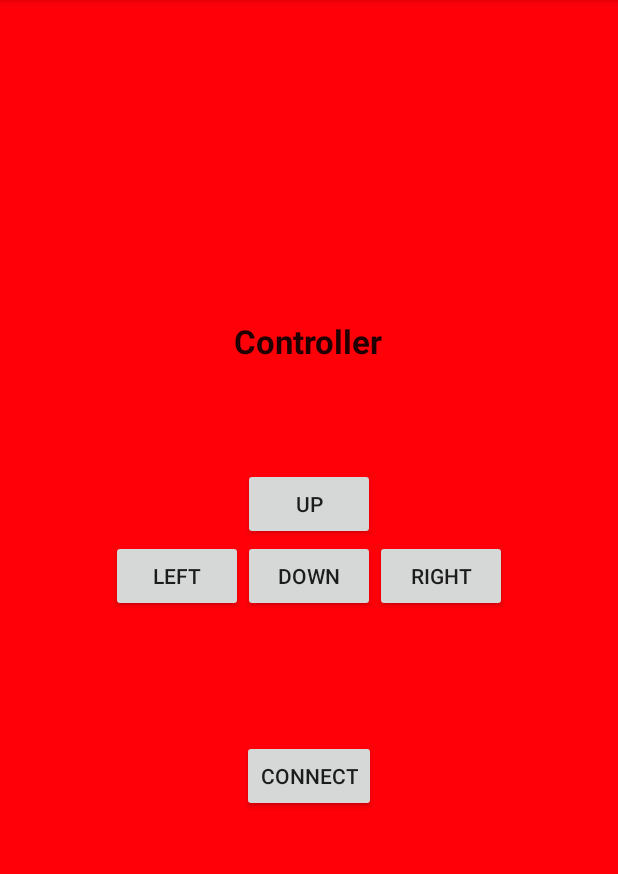
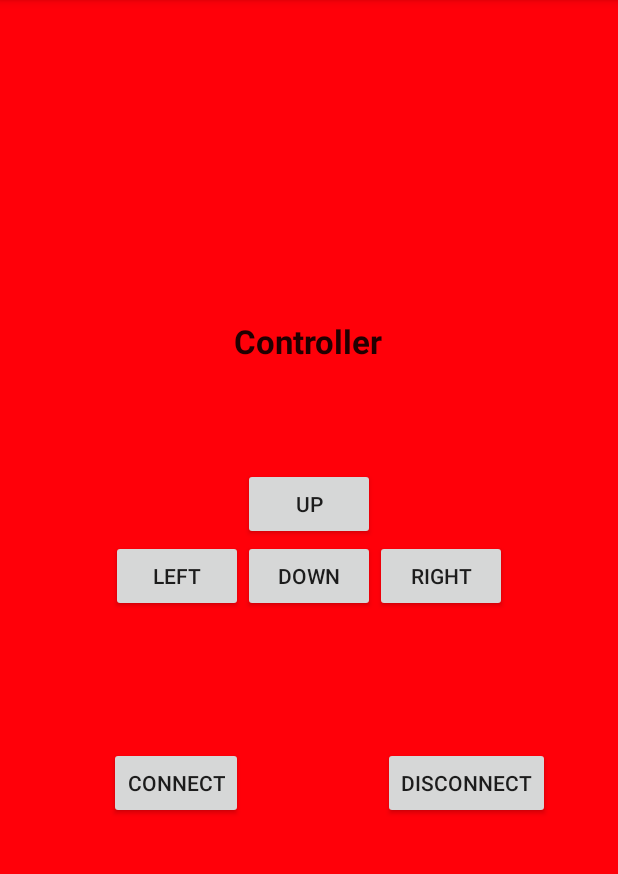
Before and after one commit to Jooster2/SmashCars, an Android app: the screen it shows after launch (MainActivity), after a tap on "CONNECT", on a phone screen of 412 x 824 dp, the part 84-958 px from its top. Run offline under Robolectric (Android 15) with nearby library versions, the light colour scheme and no system bars.

Commit message:
Small changes in main fragment, to allow easy combinations of commands
Signed-off-by: Jooster2 <joakim.schmidt@gmail.com>

```diff
--- a/controller/app/src/main/java/com/smashcars/MainActivity.java
+++ b/controller/app/src/main/java/com/smashcars/MainActivity.java
@@ -14,8 +14,7 @@ public class MainActivity extends AppCompatActivity
 {
     private static final int REQUEST_ENABLE_BT = 1;
     private static final String TAG = "mainactivity";
-    //private CircleBuffer commandBuffer;
-    CircularArray<Integer> commandBuffer;
+    CircularArray<Short> commandBuffer;
     @Override
     protected void onCreate(Bundle savedInstanceState)
     {
@@ -81,7 +80,7 @@ public class MainActivity extends AppCompatActivity
      * @param v view that called this
      */
     public void connectNow(View v) {
-        Log.i(TAG, "connectbutton pressed");
+        Log.i(TAG, "connect-button pressed");
         if(!BluetoothHandler.getInstance().isEnabled()) {
             Log.i(TAG, "Bluetooth disabled, enabling it now");
             Intent enableBtIntent = new Intent(BluetoothAdapter.ACTION_REQUEST_ENABLE);
@@ -91,10 +90,15 @@ public class MainActivity extends AppCompatActivity
         }
     }
 
+    public void disconnect(View v) {
+        Log.i(TAG, "disconnect-button pressed");
+        BluetoothHandler.getInstance().disconnect();
+    }
+
     public void addCommand(int cmd)
     {
         Log.i(TAG, "Adding command to buffer");
-        commandBuffer.add(cmd);
+        commandBuffer.add((short)cmd);
 
 
     }
@@ -103,7 +107,7 @@ public class MainActivity extends AppCompatActivity
      * @return char-array with commands
      */
 
-    public Integer getControllerCommand() {
+    public Short getControllerCommand() {
         Log.i(TAG, "Returning controller command");
         return commandBuffer.getNext();
     }
--- a/controller/app/src/main/java/com/smashcars/MainFragment.java
+++ b/controller/app/src/main/java/com/smashcars/MainFragment.java
@@ -3,6 +3,7 @@ package com.smashcars;
 import android.app.Fragment;
 import android.os.Bundle;
 import android.support.annotation.Nullable;
+import android.util.Log;
 import android.view.LayoutInflater;
 import android.view.View;
 import android.view.ViewGroup;
@@ -17,7 +18,18 @@ import android.content.Context;
  */
 public class MainFragment extends Fragment
 {
-    private CircleBuffer commandBuffer;
+    private static final int SERVO = 0;
+    private static final int TURN_LEFT = 135;
+    private static final int TURN_RIGHT = 45;
+    private static final int MOTOR = 256;
+    private static final int STOP = 0;
+    private static final int ACCELERATE = 180;
+    private static final int DIR_FORWARD = 0;
+    private static final int BACKWARD = 512;
+    private static final int BRAKE_OFF = 0;
+    private static final int BRAKE_ON = 1024;
+
+    private static final String TAG = "mainfragment";
 
     @Nullable
     @Override
@@ -30,7 +42,7 @@ public class MainFragment extends Fragment
         {
 
             Context context = getActivity();
-            CharSequence text = "GO FORWARD!";
+            CharSequence text = "GO DIR_FORWARD!";
             int duration = Toast.LENGTH_SHORT;
 
             Toast toast = Toast.makeText(context, text, duration);
@@ -46,7 +58,8 @@ public class MainFragment extends Fragment
                     case MotionEvent.ACTION_DOWN:
                         if (mHandler != null) return true;
                         mHandler = new Handler();
-                        mHandler.postDelayed(mAction, 0);
+                        Log.i(TAG, "Forwards");
+                        mHandler.postDelayed(mAction, 50);
                         break;
                     case MotionEvent.ACTION_UP:
                         if (mHandler == null) return true;
@@ -63,7 +76,7 @@ public class MainFragment extends Fragment
                public void run()
                 {
                     toast.show();
-                    ((MainActivity)getActivity()).addCommand(256+10);
+                    ((MainActivity)getActivity()).addCommand(MOTOR + DIR_FORWARD + BRAKE_OFF + ACCELERATE);
                     mHandler.postDelayed(this, 0);
                 }
             };
@@ -89,7 +102,8 @@ public class MainFragment extends Fragment
                     case MotionEvent.ACTION_DOWN:
                         if (mHandler != null) return true;
                         mHandler = new Handler();
-                        mHandler.postDelayed(mAction, 0);
+                        Log.i(TAG, "Turn left");
+                        mHandler.postDelayed(mAction, 50);
                         break;
                     case MotionEvent.ACTION_UP:
                         if (mHandler == null) return true;
@@ -106,7 +120,7 @@ public class MainFragment extends Fragment
                 public void run()
                 {
                     toast.show();
-                    ((MainActivity)getActivity()).addCommand(135);
+                    ((MainActivity)getActivity()).addCommand(SERVO + TURN_LEFT);
                     mHandler.postDelayed(this, 0);
                 }
             };
@@ -132,7 +146,8 @@ public class MainFragment extends Fragment
                     case MotionEvent.ACTION_DOWN:
                         if (mHandler != null) return true;
                         mHandler = new Handler();
-                        mHandler.postDelayed(mAction, 0);
+                        Log.i(TAG, "Turn right");
+                        mHandler.postDelayed(mAction, 50);
                         break;
                     case MotionEvent.ACTION_UP:
                         if (mHandler == null) return true;
@@ -149,7 +164,7 @@ public class MainFragment extends Fragment
                 public void run()
                 {
                     toast.show();
-                    ((MainActivity)getActivity()).addCommand(45);
+                    ((MainActivity)getActivity()).addCommand(SERVO + TURN_RIGHT);
                     mHandler.postDelayed(this, 0);
                 }
             };
@@ -175,7 +190,8 @@ public class MainFragment extends Fragment
                     case MotionEvent.ACTION_DOWN:
                         if (mHandler != null) return true;
                         mHandler = new Handler();
-                        mHandler.postDelayed(mAction, 0);
+                        Log.i(TAG, "Backwards");
+                        mHandler.postDelayed(mAction, 50);
                         break;
                     case MotionEvent.ACTION_UP:
                         if (mHandler == null) return true;
@@ -192,7 +208,7 @@ public class MainFragment extends Fragment
                 public void run()
                 {
                     toast.show();
-                    ((MainActivity)getActivity()).addCommand(256 + 70);
+                    ((MainActivity)getActivity()).addCommand(MOTOR + STOP + BRAKE_OFF);
                     mHandler.postDelayed(this, 0);
                 }
             };
--- a/controller/app/src/main/res/layout/fragment_main.xml
+++ b/controller/app/src/main/res/layout/fragment_main.xml
@@ -52,10 +52,20 @@
         android:layout_width="wrap_content"
         android:layout_height="wrap_content"
         android:text="Connect"
-        android:onClick="connectNow"
         android:id="@+id/button5"
+        android:layout_marginTop="90dp"
         android:layout_below="@+id/button2"
-        android:layout_centerHorizontal="true"
-        android:layout_marginTop="85dp"/>
+        android:layout_toStartOf="@+id/button4"
+        android:onClick="connectNow"/>
+
+    <Button
+        style="?android:attr/buttonStyleSmall"
+        android:layout_width="wrap_content"
+        android:layout_height="wrap_content"
+        android:text="Disconnect"
+        android:id="@+id/button6"
+        android:layout_alignTop="@+id/button5"
+        android:layout_toEndOf="@+id/textView"
+        android:onClick="disconnect"/>
 
 </RelativeLayout>
```
Also changed, not shown: controller/app/src/main/java/com/smashcars/BluetoothHandler.java (+6 -2 lines).
